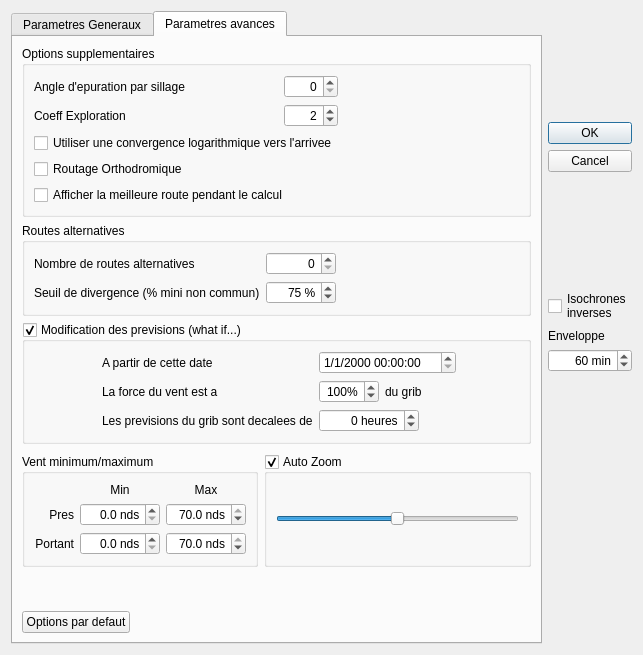
The window that src/Ui/Routage_Editor.ui (nohal/qtVlm) describes before a commit, drawn with Qt 5.
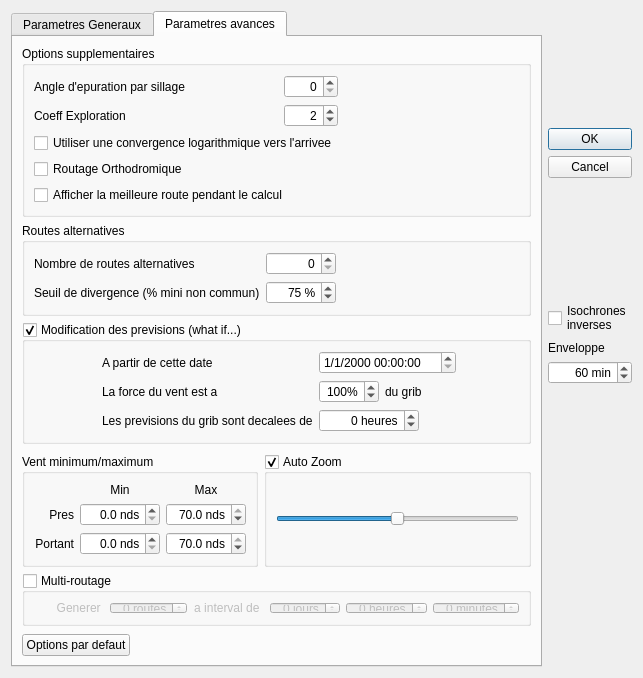
The same window after the commit. The open tabs and pages were chosen to show the change.

Commit message: First version of multi-routage (i.e. multiple routages at different dates to find the best start time)

Diff of the .ui file:
```diff
--- a/src/Ui/Routage_Editor.ui
+++ b/src/Ui/Routage_Editor.ui
@@ -1063,6 +1063,108 @@
          </item>
         </layout>
        </item>
+       <item>
+        <widget class="QGroupBox" name="multi_routage">
+         <property name="minimumSize">
+          <size>
+           <width>0</width>
+           <height>53</height>
+          </size>
+         </property>
+         <property name="title">
+          <string>Multi-routage</string>
+         </property>
+         <property name="checkable">
+          <bool>true</bool>
+         </property>
+         <property name="checked">
+          <bool>false</bool>
+         </property>
+         <layout class="QHBoxLayout" name="horizontalLayout_6">
+          <item>
+           <widget class="QLabel" name="label_4">
+            <property name="text">
+             <string>Generer </string>
+            </property>
+            <property name="alignment">
+             <set>Qt::AlignRight|Qt::AlignTrailing|Qt::AlignVCenter</set>
+            </property>
+           </widget>
+          </item>
+          <item>
+           <widget class="QSpinBox" name="multi_nb">
+            <property name="alignment">
+             <set>Qt::AlignRight|Qt::AlignTrailing|Qt::AlignVCenter</set>
+            </property>
+            <property name="suffix">
+             <string> routes</string>
+            </property>
+           </widget>
+          </item>
+          <item>
+           <widget class="QLabel" name="label_5">
+            <property name="text">
+             <string>a interval de </string>
+            </property>
+            <property name="alignment">
+             <set>Qt::AlignCenter</set>
+            </property>
+           </widget>
+          </item>
+          <item>
+           <widget class="QSpinBox" name="multi_days">
+            <property name="alignment">
+             <set>Qt::AlignRight|Qt::AlignTrailing|Qt::AlignVCenter</set>
+            </property>
+            <property name="suffix">
+             <string> jours</string>
+            </property>
+            <property name="maximum">
+             <number>20</number>
+            </property>
+           </widget>
+          </item>
+          <item>
+           <widget class="QSpinBox" name="multi_hours">
+            <property name="alignment">
+             <set>Qt::AlignRight|Qt::AlignTrailing|Qt::AlignVCenter</set>
+            </property>
+            <property name="suffix">
+             <string> heures</string>
+            </property>
+            <property name="prefix">
+             <string/>
+            </property>
+            <property name="maximum">
+             <number>23</number>
+            </property>
+           </widget>
+          </item>
+          <item>
+           <widget class="QSpinBox" name="multi_min">
+            <property name="alignment">
+             <set>Qt::AlignRight|Qt::AlignTrailing|Qt::AlignVCenter</set>
+            </property>
+            <property name="suffix">
+             <string> minutes</string>
+            </property>
+            <property name="minimum">
+             <number>0</number>
+            </property>
+            <property name="maximum">
+             <number>59</number>
+            </property>
+            <property name="singleStep">
+             <number>1</number>
+            </property>
+            <property name="value">
+             <number>0</number>
+            </property>
+           </widget>
+          </item>
+         </layout>
+        </widget>
+       </item>
        <item>
         <spacer name="verticalSpacer_5">
          <property name="orientation">
```
Left out of the diff: 11 changed lines with no effect on the pictures. The commit also changes 3 other files.
